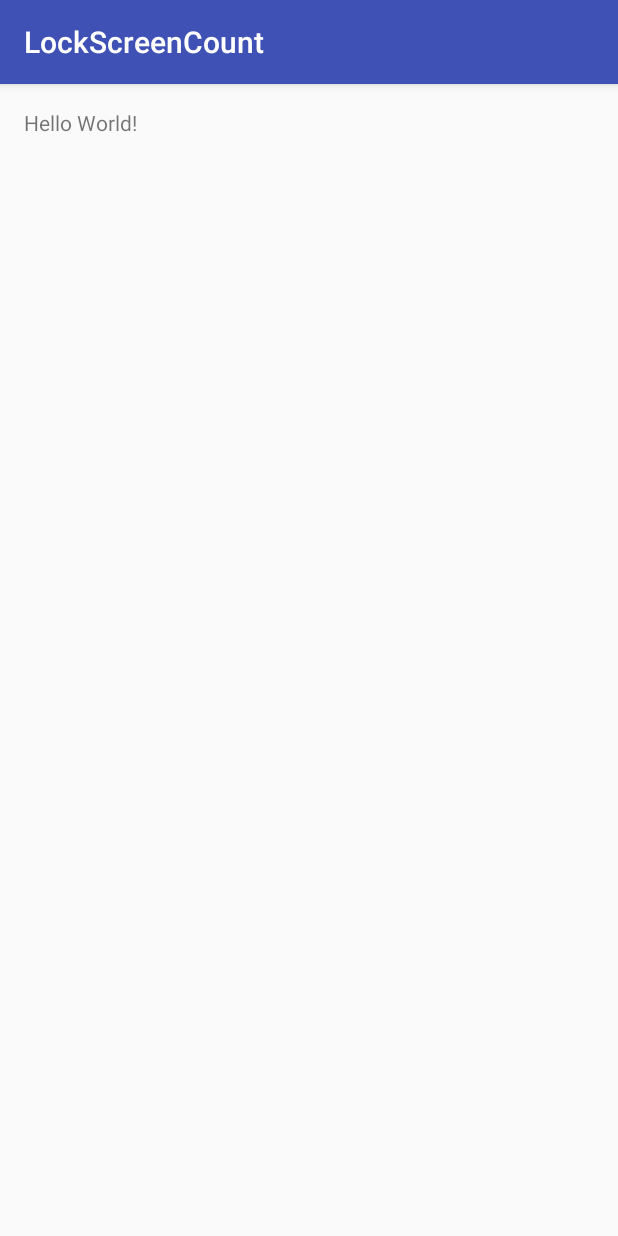
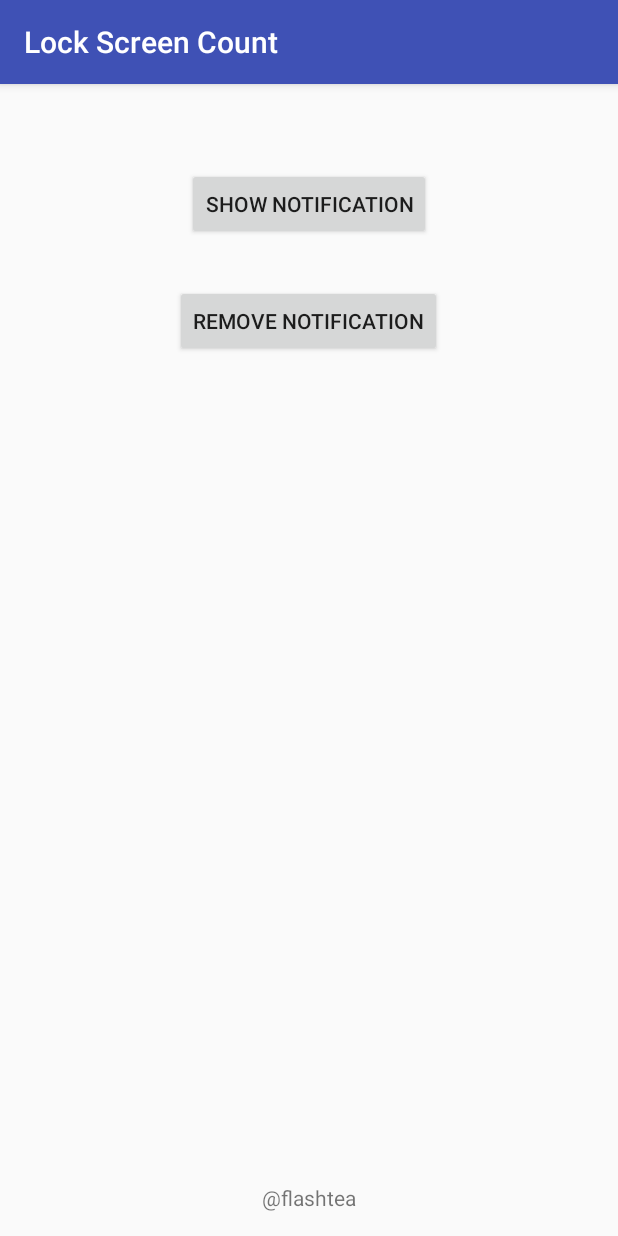
Before and after one commit to ChHofer/LockScreenCount, an Android app: the screen it shows after launch (MainActivity), on a phone screen of 412 x 824 dp. Run offline under Robolectric (Android 15) with nearby library versions, the phone set to English and light mode, and no system bars.

```diff
--- a/app/src/main/AndroidManifest.xml
+++ b/app/src/main/AndroidManifest.xml
@@ -15,6 +15,8 @@
                 <category android:name="android.intent.category.LAUNCHER" />
             </intent-filter>
         </activity>
+        <receiver android:name="MainActivity$addButtonListener" />
+        <receiver android:name="MainActivity$resetButtonListener" />
     </application>
 
 </manifest>
--- a/app/src/main/res/layout/activity_main.xml
+++ b/app/src/main/res/layout/activity_main.xml
@@ -9,8 +9,28 @@
     android:paddingTop="@dimen/activity_vertical_margin"
     tools:context="com.flashtea.lockscreencount.MainActivity">
 
+    <Button
+        android:layout_width="wrap_content"
+        android:layout_height="wrap_content"
+        android:text="Show Notification"
+        android:id="@+id/show_notification_button"
+        android:layout_marginTop="40dp"
+        android:layout_alignParentTop="true"
+        android:layout_centerHorizontal="true" />
+
+    <Button
+        android:layout_width="wrap_content"
+        android:layout_height="wrap_content"
+        android:text="Remove Notification"
+        android:id="@+id/remove_notification_button"
+        android:layout_marginTop="30dp"
+        android:layout_below="@+id/show_notification_button"
+        android:layout_centerHorizontal="true" />
+
     <TextView
         android:layout_width="wrap_content"
         android:layout_height="wrap_content"
-        android:text="Hello World!" />
+        android:layout_alignParentBottom="true"
+        android:layout_centerHorizontal="true"
+        android:text="\@flashtea"/>
 </RelativeLayout>
--- a/app/src/main/res/values/strings.xml
+++ b/app/src/main/res/values/strings.xml
@@ -1,3 +1,3 @@
 <resources>
-    <string name="app_name">LockScreenCount</string>
+    <string name="app_name">Lock Screen Count</string>
 </resources>
```
Also changed, not shown: app/src/main/java/com/flashtea/lockscreencount/MainActivity.java (+131 -1 lines), app/src/main/res/layout/activity_custom_notification.xml (added, +51 -0 lines), app/src/main/res/drawable/ic_plus_one_white_48dp.png (added), app/src/main/res/drawable/ic_settings_backup_restore_white_48dp.png (added), app/src/main/res/mipmap-hdpi/ic_launcher.png, app/src/main/res/mipmap-mdpi/ic_launcher.png, app/src/main/res/mipmap-xhdpi/ic_launcher.png, app/src/main/res/mipmap-xxhdpi/ic_launcher.png, app/src/main/res/mipmap-xxxhdpi/ic_launcher.png.
